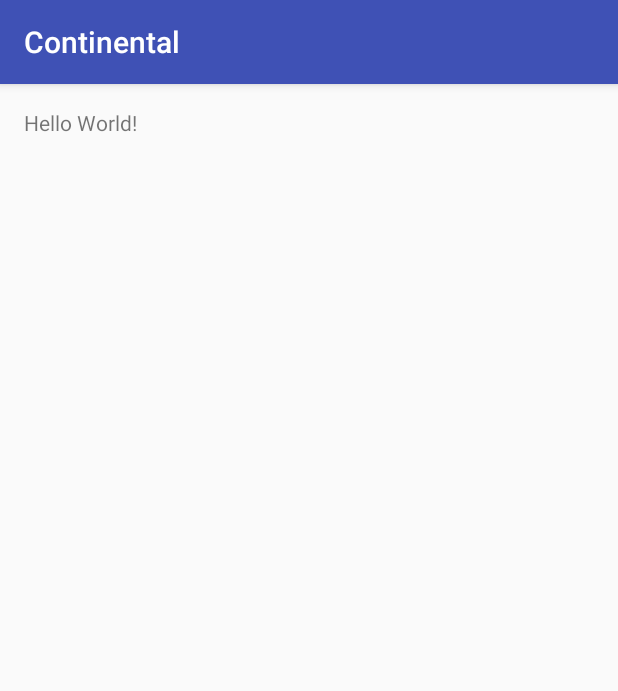
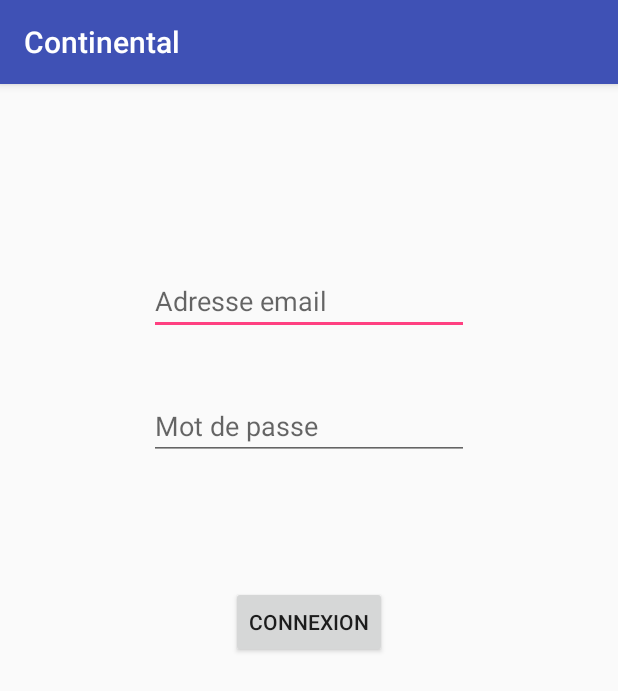
Before and after one commit to Kanowki/Continental, an Android app: the screen it shows after launch (MainActivity), on a phone screen of 412 x 824 dp. Shown: the top 691 px of the screen. Run offline under Robolectric (Android 15) with nearby library versions, the phone set to English and light mode, and no system bars.

Commit message:
Rejected commit: Default

```diff
--- a/app/src/main/res/layout/activity_main.xml
+++ b/app/src/main/res/layout/activity_main.xml
@@ -1,5 +1,6 @@
 <?xml version="1.0" encoding="utf-8"?>
 <RelativeLayout xmlns:android="http://schemas.android.com/apk/res/android"
+    xmlns:app="http://schemas.android.com/apk/res-auto"
     xmlns:tools="http://schemas.android.com/tools"
     android:id="@+id/activity_main"
     android:layout_width="match_parent"
@@ -10,8 +11,35 @@
     android:paddingTop="@dimen/activity_vertical_margin"
     tools:context="com.example.tanguygranat.continental.MainActivity">
 
-    <TextView
+    <EditText
         android:layout_width="wrap_content"
         android:layout_height="wrap_content"
-        android:text="Hello World!" />
+        android:inputType="textEmailAddress"
+        android:ems="10"
+        android:layout_alignParentTop="true"
+        android:layout_centerHorizontal="true"
+        android:layout_marginTop="106dp"
+        android:id="@+id/mailLogin"
+        android:hint="Adresse email" />
+
+    <EditText
+        android:layout_width="wrap_content"
+        android:layout_height="wrap_content"
+        android:inputType="textPassword"
+        android:ems="10"
+        android:layout_marginTop="38dp"
+        android:id="@+id/passwordLogin"
+        android:hint="Mot de passe"
+        android:layout_below="@+id/mailLogin"
+        android:layout_alignStart="@+id/mailLogin" />
+
+    <Button
+        android:text="Connexion"
+        android:layout_width="wrap_content"
+        android:layout_height="wrap_content"
+        android:layout_below="@+id/passwordLogin"
+        android:layout_centerHorizontal="true"
+        android:layout_marginTop="84dp"
+        android:id="@+id/loginBtn" />
+
 </RelativeLayout>
```
